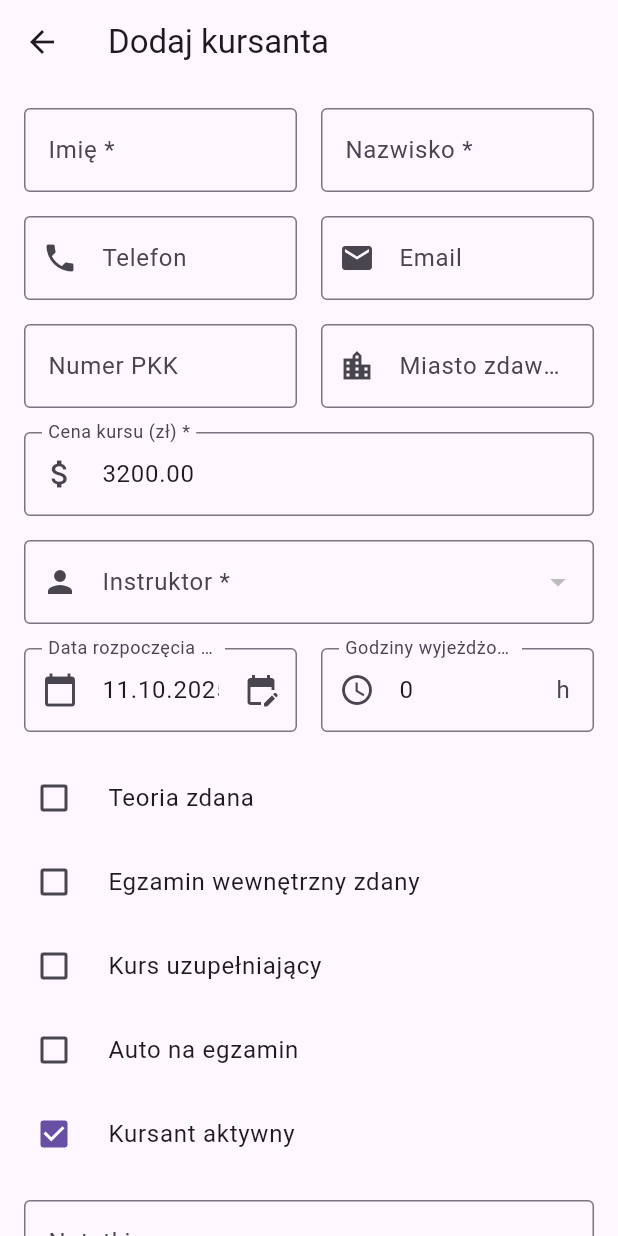
After one commit to Czerrwiec/crm, a Flutter app: the AdminHomeScreen screen opened directly, after a tap on "Dodaj kursanta", on a phone screen of 412 x 824 dp. The commit adds this screen. Run offline on Flutter 3.47's test engine with Material 3 defaults, Android fonts, the phone set to English and light mode, and no system bars; our stand-ins replace flutter_dotenv, supabase_flutter; accounts and stored records are empty.

Commit message:
Add student is working, added navigation

```diff
--- a/lib/screens/admin/admin_home_screen.dart
+++ b/lib/screens/admin/admin_home_screen.dart
@@ -4,6 +4,8 @@ import '../../services/student_service.dart';
 import '../../models/student_display.dart';
 import '../../models/list_settings.dart';
 import '../student/student_detail_screen.dart';
+import '../student/add_student_screen.dart';
+import 'settings_screen.dart';
 
 class AdminHomeScreen extends StatefulWidget {
   const AdminHomeScreen({super.key});
@@ -157,19 +159,22 @@ class _AdminHomeScreenState extends State<AdminHomeScreen> {
   Widget build(BuildContext context) {
     return Scaffold(
       appBar: AppBar(
-        title: const Text('Lista kursantów'),
+        title: const Text('Kursanci!'),
         actions: [
           IconButton(
-            icon: const Icon(Icons.logout),
-            onPressed: () async {
-              await AuthService().signOut();
+            icon: const Icon(Icons.settings),
+            onPressed: () {
+              Navigator.push(
+                context,
+                MaterialPageRoute(builder: (context) => const SettingsScreen()),
+              );
             },
+            tooltip: 'Ustawienia',
           ),
         ],
       ),
       body: Column(
         children: [
-          // Pasek filtrów
           // Pasek filtrów
           Padding(
             padding: const EdgeInsets.all(16),
@@ -320,6 +325,19 @@ class _AdminHomeScreenState extends State<AdminHomeScreen> {
                   ),
           ),
         ],
+      ),
+      floatingActionButton: FloatingActionButton.extended(
+        onPressed: () {
+          Navigator.push(
+            context,
+            MaterialPageRoute(
+              builder: (context) =>
+                  AddStudentScreen(onStudentAdded: _loadStudents),
+            ),
+          );
+        },
+        icon: const Icon(Icons.person_add),
+        label: const Text('Dodaj kursanta'),
       ),
     );
   }
--- /dev/null
+++ b/lib/screens/student/add_student_screen.dart
@@ -0,0 +1,462 @@
+import 'package:flutter/material.dart';
+import '../../models/app_user.dart';
+import '../../services/instructor_service.dart';
+import '../../services/student_service.dart';
+
+class AddStudentScreen extends StatefulWidget {
+  final VoidCallback? onStudentAdded;
+
+  const AddStudentScreen({super.key, this.onStudentAdded});
+
+  @override
+  State<AddStudentScreen> createState() => _AddStudentScreenState();
+}
+
+class _AddStudentScreenState extends State<AddStudentScreen> {
+  final _formKey = GlobalKey<FormState>();
+  final _instructorService = InstructorService();
+  final _studentService = StudentService();
+
+  List<AppUser> _instructors = [];
+  bool _isLoadingInstructors = true;
+  bool _isSaving = false;
+
+  // Kontrolery
+  final _firstNameController = TextEditingController();
+  final _lastNameController = TextEditingController();
+  final _phoneController = TextEditingController();
+  final _emailController = TextEditingController();
+  final _pkkController = TextEditingController();
+  final _cityController = TextEditingController();
+  final _coursePriceController = TextEditingController(text: '3200.00');
+  final _courseStartDateController = TextEditingController();
+  final _totalHoursDrivenController = TextEditingController(text: '0');
+  final _notesController = TextEditingController();
+
+  // Checkboxy
+  bool _theoryPassed = false;
+  bool _internalExamPassed = false;
+  bool _isSupplementaryCourse = false;
+  bool _car = false;
+  bool _active = true;
+
+  String? _selectedInstructorId;
+
+  @override
+  void initState() {
+    super.initState();
+    _loadInstructors();
+    // Ustaw dzisiejszą datę jako domyślną
+    final now = DateTime.now();
+    _courseStartDateController.text =
+        '${now.day.toString().padLeft(2, '0')}.${now.month.toString().padLeft(2, '0')}.${now.year}';
+  }
+
+  @override
+  void dispose() {
+    _firstNameController.dispose();
+    _lastNameController.dispose();
+    _phoneController.dispose();
+    _emailController.dispose();
+    _pkkController.dispose();
+    _cityController.dispose();
+    _coursePriceController.dispose();
+    _courseStartDateController.dispose();
+    _totalHoursDrivenController.dispose();
+    _notesController.dispose();
+    super.dispose();
+  }
+
+  Future<void> _loadInstructors() async {
+    setState(() => _isLoadingInstructors = true);
+    try {
+      final instructors = await _instructorService.getInstructors();
+      setState(() {
+        _instructors = instructors;
+        // Wybierz pierwszego instruktora domyślnie
+        if (instructors.isNotEmpty) {
+          _selectedInstructorId = instructors.first.id;
+        }
+      });
+    } catch (e) {
+      if (mounted) {
+        ScaffoldMessenger.of(context).showSnackBar(
+          SnackBar(content: Text('Błąd ładowania instruktorów: $e')),
+        );
+      }
+    } finally {
+      setState(() => _isLoadingInstructors = false);
+    }
+  }
+
+  Future<void> _saveStudent() async {
+    if (!_formKey.currentState!.validate()) {
+      return;
+    }
+
+    setState(() => _isSaving = true);
+
+    try {
+      // Parse daty
+      DateTime? courseStartDate;
+      if (_courseStartDateController.text.trim().isNotEmpty) {
+        final parts = _courseStartDateController.text.split('.');
+        if (parts.length == 3) {
+          courseStartDate = DateTime(
+            int.parse(parts[2]),
+            int.parse(parts[1]),
+            int.parse(parts[0]),
+          );
+        }
+      }
+
+      // Parse ceny i godzin
+      final coursePrice = double.parse(_coursePriceController.text.trim());
+      final totalHoursDriven = int.parse(
+        _totalHoursDrivenController.text.trim(),
+      );
+
+      final data = {
+        'first_name': _firstNameController.text.trim(),
+        'last_name': _lastNameController.text.trim(),
+        'phone': _phoneController.text.trim().isEmpty
+            ? null
+            : _phoneController.text.trim(),
+        'email': _emailController.text.trim().isEmpty
+            ? null
+            : _emailController.text.trim(),
+        'pkk_number': _pkkController.text.trim().isEmpty
+            ? null
+            : _pkkController.text.trim(),
+        'city': _cityController.text.trim().isEmpty
+            ? null
+            : _cityController.text.trim(),
+        'instructor_id': _selectedInstructorId,
+        'course_price': coursePrice,
+        'theory_passed': _theoryPassed,
+        'internal_exam_passed': _internalExamPassed,
+        'is_supplementary_course': _isSupplementaryCourse,
+        'car': _car,
+        'active': _active,
+        'notes': _notesController.text.trim().isEmpty
+            ? null
+            : _notesController.text.trim(),
+        'course_start_date': courseStartDate?.toIso8601String(),
+        'total_hours_driven': totalHoursDriven,
+      };
+
+      await _studentService.addStudent(data);
+
+      // Wywołaj callback
+      widget.onStudentAdded?.call();
+
+      if (mounted) {
+        Navigator.pop(context);
+        ScaffoldMessenger.of(context).showSnackBar(
+          const SnackBar(
+            content: Text('Kursant dodany'),
+            backgroundColor: Colors.green,
+          ),
+        );
+      }
+    } catch (e) {
+      if (mounted) {
+        ScaffoldMessenger.of(
+          context,
+        ).showSnackBar(SnackBar(content: Text('Błąd: $e')));
+      }
+    } finally {
+      if (mounted) {
+        setState(() => _isSaving = false);
+      }
+    }
+  }
+
+  @override
+  Widget build(BuildContext context) {
+    return Scaffold(
+      appBar: AppBar(title: const Text('Dodaj kursanta')),
+      body: _isLoadingInstructors
+          ? const Center(child: CircularProgressIndicator())
+          : SingleChildScrollView(
+              padding: const EdgeInsets.all(16),
+              child: Form(
+                key: _formKey,
+                child: Column(
+                  crossAxisAlignment: CrossAxisAlignment.stretch,
+                  children: [
+                    // Imię i Nazwisko
+                    Row(
+                      children: [
+                        Expanded(
+                          child: TextFormField(
+                            controller: _firstNameController,
+                            decoration: const InputDecoration(
+                              labelText: 'Imię *',
+                              border: OutlineInputBorder(),
+                            ),
+                            validator: (value) {
+                              if (value == null || value.trim().isEmpty) {
+                                return 'Imię jest wymagane';
+                              }
+                              return null;
+                            },
+                          ),
+                        ),
+                        const SizedBox(width: 16),
+                        Expanded(
+                          child: TextFormField(
+                            controller: _lastNameController,
+                            decoration: const InputDecoration(
+                              labelText: 'Nazwisko *',
+                              border: OutlineInputBorder(),
+                            ),
+                            validator: (value) {
+                              if (value == null || value.trim().isEmpty) {
+                                return 'Nazwisko jest wymagane';
+                              }
+                              return null;
+                            },
+                          ),
+                        ),
+                      ],
+                    ),
+                    const SizedBox(height: 16),
+
+                    // Telefon i Email
+                    Row(
+                      children: [
+                        Expanded(
+                          child: TextFormField(
+                            controller: _phoneController,
+                            decoration: const InputDecoration(
+                              labelText: 'Telefon',
+                              border: OutlineInputBorder(),
+                              prefixIcon: Icon(Icons.phone),
+                            ),
+                            keyboardType: TextInputType.phone,
+                          ),
+                        ),
+                        const SizedBox(width: 16),
+                        Expanded(
+                          child: TextFormField(
+                            controller: _emailController,
+                            decoration: const InputDecoration(
+                              labelText: 'Email',
+                              border: OutlineInputBorder(),
+                              prefixIcon: Icon(Icons.email),
+                            ),
+                            keyboardType: TextInputType.emailAddress,
+                          ),
+                        ),
+                      ],
+                    ),
+                    const SizedBox(height: 16),
+
+                    // PKK i Miasto
+                    Row(
+                      children: [
+                        Expanded(
+                          child: TextFormField(
+                            controller: _pkkController,
+                            decoration: const InputDecoration(
+                              labelText: 'Numer PKK',
+                              border: OutlineInputBorder(),
+                            ),
+                          ),
+                        ),
+                        const SizedBox(width: 16),
+                        Expanded(
+                          child: TextFormField(
+                            controller: _cityController,
+                            decoration: const InputDecoration(
+                              labelText: 'Miasto zdawania',
+                              border: OutlineInputBorder(),
+                              prefixIcon: Icon(Icons.location_city),
+                            ),
+                          ),
+                        ),
+                      ],
+                    ),
+                    const SizedBox(height: 16),
+
+                    // Cena kursu
+                    TextFormField(
+                      controller: _coursePriceController,
+                      decoration: const InputDecoration(
+                        labelText: 'Cena kursu (zł) *',
+                        border: OutlineInputBorder(),
+                        prefixIcon: Icon(Icons.attach_money),
+                      ),
+                      keyboardType: const TextInputType.numberWithOptions(
+                        decimal: true,
+                      ),
+                      validator: (value) {
+                        if (value == null || value.trim().isEmpty) {
+                          return 'Cena jest wymagana';
+                        }
+                        final price = double.tryParse(value.trim());
+                        if (price == null || price <= 0) {
+                          return 'Wprowadź poprawną cenę';
+                        }
+                        return null;
+                      },
+                    ),
+                    const SizedBox(height: 16),
+
+                    // Instruktor
+                    DropdownButtonFormField<String>(
+                      value: _selectedInstructorId,
+                      decoration: const InputDecoration(
+                        labelText: 'Instruktor *',
+                        border: OutlineInputBorder(),
+                        prefixIcon: Icon(Icons.person),
+                      ),
+                      items: _instructors.map((instructor) {
+                        return DropdownMenuItem(
+                          value: instructor.id,
+                          child: Text(instructor.fullName),
+                        );
+                      }).toList(),
+                      onChanged: (value) {
+                        setState(() {
+                          _selectedInstructorId = value;
+                        });
+                      },
+                      validator: (value) {
+                        if (value == null) {
+                          return 'Wybierz instruktora';
+                        }
+                        return null;
+                      },
+                    ),
+                    const SizedBox(height: 16),
+
+                    // Data rozpoczęcia i Godziny
+                    Row(
+                      children: [
+                        Expanded(
+                          child: TextFormField(
+                            controller: _courseStartDateController,
+                            decoration: InputDecoration(
+                              labelText: 'Data rozpoczęcia kursu',
+                              border: const OutlineInputBorder(),
+                              prefixIcon: const Icon(Icons.calendar_today),
+                              suffixIcon: IconButton(
+                                icon: const Icon(Icons.edit_calendar),
+                                onPressed: () async {
+                                  final date = await showDatePicker(
+                                    context: context,
+                                    initialDate: DateTime.now(),
+                                    firstDate: DateTime(2020),
+                                    lastDate: DateTime.now(),
+                                  );
+                                  if (date != null) {
+                                    setState(() {
+                                      _courseStartDateController.text =
+                                          '${date.day.toString().padLeft(2, '0')}.${date.month.toString().padLeft(2, '0')}.${date.year}';
+                                    });
+                                  }
+                                },
+                              ),
+                            ),
+                            readOnly: true,
+                          ),
+                        ),
+                        const SizedBox(width: 16),
+                        Expanded(
+                          child: TextFormField(
+                            controller: _totalHoursDrivenController,
+                            decoration: const InputDecoration(
+                              labelText: 'Godziny wyjeżdżone',
+                              border: OutlineInputBorder(),
+                              prefixIcon: Icon(Icons.access_time),
+                              suffixText: 'h',
+                            ),
+                            keyboardType: TextInputType.number,
+                          ),
+                        ),
+                      ],
+                    ),
+                    const SizedBox(height: 16),
+
+                    // Checkboxy
+                    CheckboxListTile(
+                      title: const Text('Teoria zdana'),
+                      value: _theoryPassed,
+                      onChanged: (value) =>
+                          setState(() => _theoryPassed = value ?? false),
+                      controlAffinity: ListTileControlAffinity.leading,
+                      contentPadding: EdgeInsets.zero,
+                    ),
+                    CheckboxListTile(
+                      title: const Text('Egzamin wewnętrzny zdany'),
+                      value: _internalExamPassed,
+                      onChanged: (value) =>
+                          setState(() => _internalExamPassed = value ?? false),
+                      controlAffinity: ListTileControlAffinity.leading,
+                      contentPadding: EdgeInsets.zero,
+                    ),
+                    CheckboxListTile(
+                      title: const Text('Kurs uzupełniający'),
+                      value: _isSupplementaryCourse,
+                      onChanged: (value) => setState(
+                        () => _isSupplementaryCourse = value ?? false,
+                      ),
+                      controlAffinity: ListTileControlAffinity.leading,
+                      contentPadding: EdgeInsets.zero,
+                    ),
+                    CheckboxListTile(
+                      title: const Text('Auto na egzamin'),
+                      value: _car,
+                      onChanged: (value) =>
+                          setState(() => _car = value ?? false),
+                      controlAffinity: ListTileControlAffinity.leading,
+                      contentPadding: EdgeInsets.zero,
+                    ),
+                    CheckboxListTile(
+                      title: const Text('Kursant aktywny'),
+                      value: _active,
+                      onChanged: (value) =>
+                          setState(() => _active = value ?? true),
+                      controlAffinity: ListTileControlAffinity.leading,
+                      contentPadding: EdgeInsets.zero,
+                    ),
+                    const SizedBox(height: 16),
+
+                    // Notatki
+                    TextFormField(
+                      controller: _notesController,
+                      decoration: const InputDecoration(
+                        labelText: 'Notatki',
+                        border: OutlineInputBorder(),
+                        alignLabelWithHint: true,
+                      ),
+                      maxLines: 3,
+                    ),
+                    const SizedBox(height: 24),
+
+                    // Przycisk Zapisz
+                    ElevatedButton.icon(
+                      onPressed: _isSaving ? null : _saveStudent,
+                      icon: _isSaving
+                          ? const SizedBox(
+                              width: 20,
+                              height: 20,
+                              child: CircularProgressIndicator(strokeWidth: 2),
+                            )
+                          : const Icon(Icons.save),
+                      label: Text(
+                        _isSaving ? 'Zapisywanie...' : 'Dodaj kursanta',
+                      ),
+                      style: ElevatedButton.styleFrom(
+                        padding: const EdgeInsets.all(16),
+                      ),
+                    ),
+                  ],
+                ),
+              ),
+            ),
+    );
+  }
+}
--- a/lib/screens/student/student_detail_screen.dart
+++ b/lib/screens/student/student_detail_screen.dart
@@ -1174,6 +1174,7 @@ class _StudentDetailScreenState extends State<StudentDetailScreen> {
             : _notesController.text.trim(),
         'course_start_date': courseStartDate?.toIso8601String(),
         'total_hours_driven': totalHoursDriven,
+        'active': _active,
       };
 
       await StudentService().updateStudent(widget.student.id, data);
--- a/lib/services/student_service.dart
+++ b/lib/services/student_service.dart
@@ -63,4 +63,15 @@ class StudentService {
   ) async {
     await _supabase.from('students').update(data).eq('id', studentId);
   }
+
+  // Dodaj nowego kursanta
+  Future<String> addStudent(Map<String, dynamic> data) async {
+    final response = await _supabase
+        .from('students')
+        .insert(data)
+        .select('id')
+        .single();
+
+    return response['id'] as String;
+  }
 }
```
Also changed, not shown: lib/main.dart (+3 -6 lines), lib/screens/admin/admin_main_screen.dart (added, +57 -0 lines), lib/screens/admin/calendar_screen.dart (added, +25 -0 lines), lib/screens/admin/dashboard_screen.dart (added, +25 -0 lines), lib/screens/admin/instructors_screen.dart (added, +25 -0 lines), lib/screens/admin/settings_screen.dart (added, +53 -0 lines).
